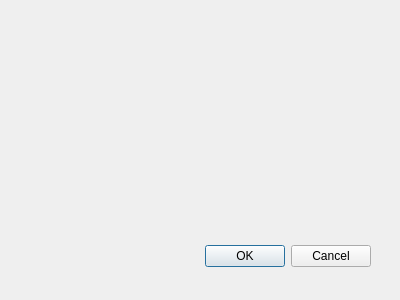
Before: the Qt Designer form tableeditdialog.ui in MaxDumbledore/PaperMetadataManager, drawn with Qt 5.
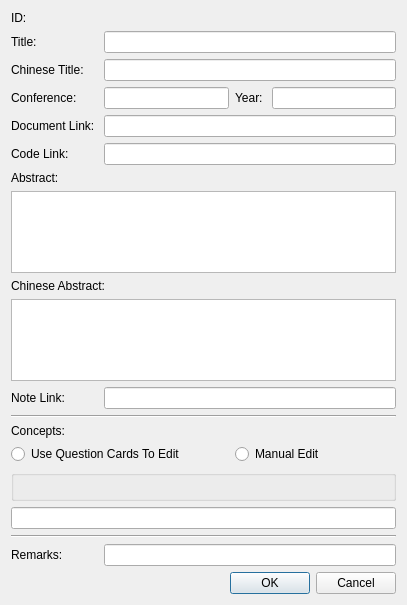
After: the same form once the commit is applied.

```diff
--- a/tableeditdialog.ui
+++ b/tableeditdialog.ui
@@ -8,29 +8,205 @@
    <rect>
     <x>0</x>
     <y>0</y>
-    <width>400</width>
-    <height>300</height>
+    <width>407</width>
+    <height>605</height>
    </rect>
   </property>
   <property name="windowTitle">
    <string>Dialog</string>
   </property>
-  <widget class="QDialogButtonBox" name="buttonBox">
-   <property name="geometry">
-    <rect>
-     <x>30</x>
-     <y>240</y>
-     <width>341</width>
-     <height>32</height>
-    </rect>
-   </property>
-   <property name="orientation">
-    <enum>Qt::Horizontal</enum>
-   </property>
-   <property name="standardButtons">
-    <set>QDialogButtonBox::Cancel|QDialogButtonBox::Ok</set>
-   </property>
-  </widget>
+  <layout class="QGridLayout" name="gridLayout">
+   <item row="10" column="0" colspan="4">
+    <widget class="QTextEdit" name="cnAbstractTextEdit">
+     <property name="acceptRichText">
+      <bool>false</bool>
+     </property>
+    </widget>
+   </item>
+   <item row="20" column="1" colspan="3">
+    <widget class="QLineEdit" name="remarkLineEdit"/>
+   </item>
+   <item row="21" column="0" colspan="4">
+    <widget class="QDialogButtonBox" name="buttonBox">
+     <property name="orientation">
+      <enum>Qt::Horizontal</enum>
+     </property>
+     <property name="standardButtons">
+      <set>QDialogButtonBox::Cancel|QDialogButtonBox::Ok</set>
+     </property>
+    </widget>
+   </item>
+   <item row="7" column="0" colspan="4">
+    <widget class="QTextEdit" name="abstractTextEdit">
+     <property name="acceptRichText">
+      <bool>false</bool>
+     </property>
+    </widget>
+   </item>
+   <item row="5" column="1" colspan="3">
+    <widget class="QLineEdit" name="codeLineEdit"/>
+   </item>
+   <item row="3" column="3">
+    <widget class="QLineEdit" name="yearLineEdit"/>
+   </item>
+   <item row="18" column="0" colspan="4">
+    <widget class="QLineEdit" name="conceptLineEdit"/>
+   </item>
+   <item row="0" column="0">
+    <widget class="QLabel" name="label">
+     <property name="text">
+      <string>ID: </string>
+     </property>
+    </widget>
+   </item>
+   <item row="5" column="0">
+    <widget class="QLabel" name="label_7">
+     <property name="text">
+      <string>Code Link: </string>
+     </property>
+    </widget>
+   </item>
+   <item row="9" column="0" colspan="2">
+    <widget class="QLabel" name="label_9">
+     <property name="text">
+      <string>Chinese Abstract: </string>
+     </property>
+    </widget>
+   </item>
+   <item row="3" column="2">
+    <widget class="QLabel" name="label_5">
+     <property name="text">
+      <string>Year: </string>
+     </property>
+    </widget>
+   </item>
+   <item row="2" column="0">
+    <widget class="QLabel" name="label_3">
+     <property name="text">
+      <string>Chinese Title: </string>
+     </property>
+    </widget>
+   </item>
+   <item row="4" column="1" colspan="3">
+    <widget class="QLineEdit" name="docLineEdit"/>
+   </item>
+   <item row="3" column="0">
+    <widget class="QLabel" name="label_4">
+     <property name="text">
+      <string>Conference: </string>
+     </property>
+    </widget>
+   </item>
+   <item row="1" column="0">
+    <widget class="QLabel" name="label_2">
+     <property name="text">
+      <string>Title: </string>
+     </property>
+    </widget>
+   </item>
+   <item row="0" column="1" colspan="3">
+    <widget class="QLabel" name="labelId">
+     <property name="text">
+      <string/>
+     </property>
+    </widget>
+   </item>
+   <item row="4" column="0">
+    <widget class="QLabel" name="label_6">
+     <property name="text">
+      <string>Document Link: </string>
+     </property>
+    </widget>
+   </item>
+   <item row="20" column="0">
+    <widget class="QLabel" name="label_11">
+     <property name="text">
+      <string>Remarks: </string>
+     </property>
+    </widget>
+   </item>
+   <item row="2" column="1" colspan="3">
+    <widget class="QLineEdit" name="cnTitleLineEdit"/>
+   </item>
+   <item row="13" column="0" colspan="4">
+    <widget class="Line" name="line">
+     <property name="orientation">
+      <enum>Qt::Horizontal</enum>
+     </property>
+    </widget>
+   </item>
+   <item row="16" column="0" colspan="4">
+    <widget class="QGroupBox" name="conceptCardBox">
+     <property name="title">
+      <string/>
+     </property>
+    </widget>
+   </item>
+   <item row="1" column="1" colspan="3">
+    <widget class="QLineEdit" name="titleLineEdit"/>
+   </item>
+   <item row="12" column="1" colspan="3">
+    <widget class="QLineEdit" name="noteLineEdit"/>
+   </item>
+   <item row="8" column="0" colspan="4">
+    <spacer name="verticalSpacer">
+     <property name="orientation">
+      <enum>Qt::Vertical</enum>
+     </property>
+     <property name="sizeHint" stdset="0">
+      <size>
+       <width>20</width>
+       <height>40</height>
+      </size>
+     </property>
+    </spacer>
+   </item>
+   <item row="12" column="0">
+    <widget class="QLabel" name="label_10">
+     <property name="text">
+      <string>Note Link: </string>
+     </property>
+    </widget>
+   </item>
+   <item row="6" column="0" colspan="2">
+    <widget class="QLabel" name="label_8">
+     <property name="text">
+      <string>Abstract: </string>
+     </property>
+    </widget>
+   </item>
+   <item row="3" column="1">
+    <widget class="QLineEdit" name="confLineEdit"/>
+   </item>
+   <item row="19" column="0" colspan="4">
+    <widget class="Line" name="line_2">
+     <property name="orientation">
+      <enum>Qt::Horizontal</enum>
+     </property>
+    </widget>
+   </item>
+   <item row="15" column="2" colspan="2">
+    <widget class="QRadioButton" name="conceptRadioManual">
+     <property name="text">
+      <string>Manual Edit</string>
+     </property>
+    </widget>
+   </item>
+   <item row="15" column="0" colspan="2">
+    <widget class="QRadioButton" name="conceptRadioCard">
+     <property name="text">
+      <string>Use Question Cards To Edit</string>
+     </property>
+    </widget>
+   </item>
+   <item row="14" column="0" colspan="4">
+    <widget class="QLabel" name="label_12">
+     <property name="text">
+      <string>Concepts: </string>
+     </property>
+    </widget>
+   </item>
+  </layout>
  </widget>
  <pixmapfunction/>
  <resources/>
```
Left out of the diff: 5 changed lines with no effect on the pictures.
